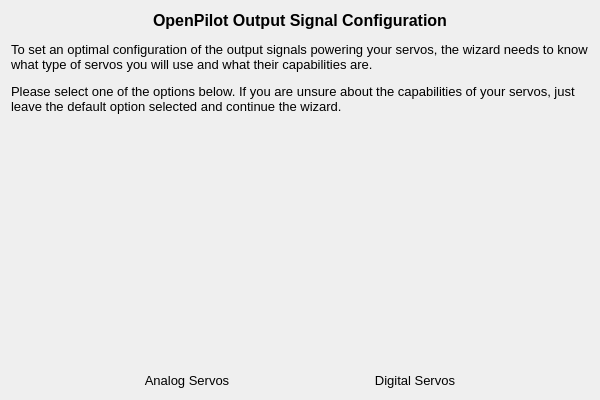
Before: the Qt Designer form ground/openpilotgcs/src/plugins/setupwizard/pages/servopage.ui in librepilot/LibrePilot, drawn with Qt 5.
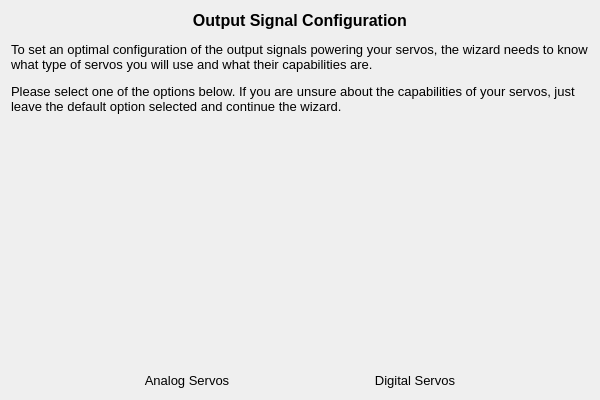
After: the same form once the commit is applied. Icons and pictures are not drawn.

What changed in the file:
```diff
--- a/ground/openpilotgcs/src/plugins/setupwizard/pages/servopage.ui
+++ b/ground/openpilotgcs/src/plugins/setupwizard/pages/servopage.ui
@@ -21,7 +21,7 @@
 &lt;html&gt;&lt;head&gt;&lt;meta name=&quot;qrichtext&quot; content=&quot;1&quot; /&gt;&lt;style type=&quot;text/css&quot;&gt;
 p, li { white-space: pre-wrap; }
 &lt;/style&gt;&lt;/head&gt;&lt;body style=&quot; font-family:'Cantarell'; font-size:11pt; font-weight:400; font-style:normal;&quot;&gt;
-&lt;p align=&quot;center&quot; style=&quot; margin-top:12px; margin-bottom:12px; margin-left:0px; margin-right:0px; -qt-block-indent:0; text-indent:0px;&quot;&gt;&lt;span style=&quot; font-family:'MS Shell Dlg 2'; font-size:12pt; font-weight:600;&quot;&gt;OpenPilot Output Signal Configuration&lt;/span&gt;&lt;/p&gt;
+&lt;p align=&quot;center&quot; style=&quot; margin-top:12px; margin-bottom:12px; margin-left:0px; margin-right:0px; -qt-block-indent:0; text-indent:0px;&quot;&gt;&lt;span style=&quot; font-family:'MS Shell Dlg 2'; font-size:12pt; font-weight:600;&quot;&gt;Output Signal Configuration&lt;/span&gt;&lt;/p&gt;
 &lt;p style=&quot; margin-top:12px; margin-bottom:12px; margin-left:0px; margin-right:0px; -qt-block-indent:0; text-indent:0px;&quot;&gt;&lt;span style=&quot; font-family:'MS Shell Dlg 2'; font-size:10pt;&quot;&gt;To set an optimal configuration of the output signals powering your servos, the wizard needs to know what type of servos you will use and what their capabilities are.&lt;/span&gt;&lt;/p&gt;
 &lt;p style=&quot; margin-top:12px; margin-bottom:12px; margin-left:0px; margin-right:0px; -qt-block-indent:0; text-indent:0px;&quot;&gt;&lt;span style=&quot; font-family:'MS Shell Dlg 2'; font-size:10pt;&quot;&gt;Please select one of the options below. If you are unsure about the capabilities of your servos, just leave the default option selected and continue the wizard.&lt;/span&gt;&lt;/p&gt;&lt;/body&gt;&lt;/html&gt;</string>
      </property>
```
